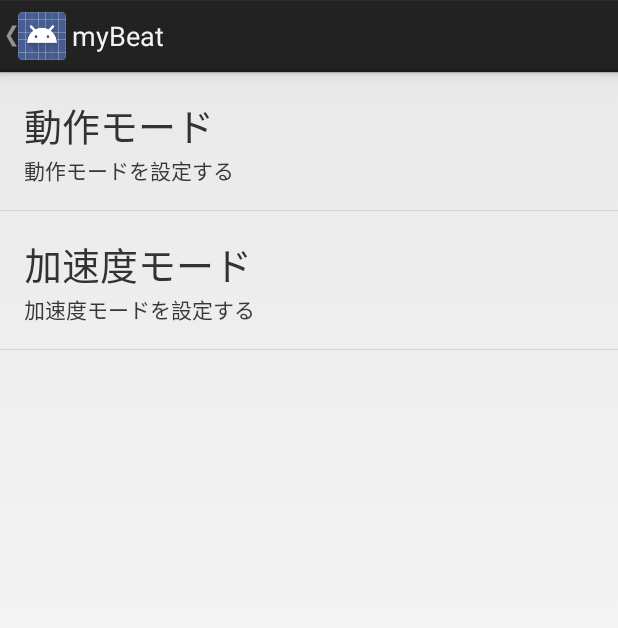
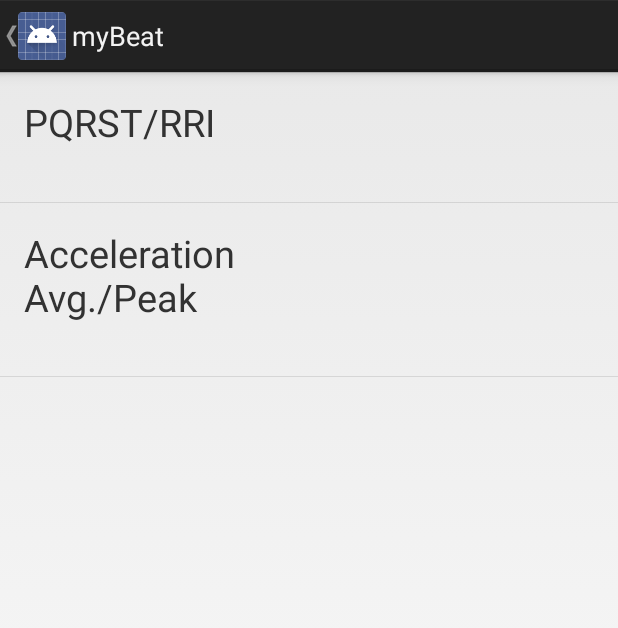
Before and after one commit to myBeat/WHS-2-Android, an Android app: the DeviceSettingActivity screen opened directly, with no data from a screen before it, on a phone screen of 412 x 824 dp. Shown: the top 628 px of the screen. Run offline under Robolectric (Android 15) with nearby library versions, the phone set to English and light mode, and no system bars; 7 statements that could not run were skipped.

Commit message:
fix: change english

```diff
--- a/Sample/SampleProject/app/src/main/java/jp/co/uniontool/whs2/DeviceSettingActivity.java
+++ b/Sample/SampleProject/app/src/main/java/jp/co/uniontool/whs2/DeviceSettingActivity.java
@@ -124,9 +124,9 @@ public class DeviceSettingActivity extends ListActivity {
 
 		mItemListAdapter = new ItemListAdapter();
 		mItemListAdapter.addDevice(new SettingItem(MODE_BEHAVIOR_INDEX,
-				getString(R.string.setting_behavior), -1, "", "動作モードを設定する"));
+				getString(R.string.setting_behavior), -1, "", ""));
 		mItemListAdapter.addDevice(new SettingItem(MODE_ACCELERATION_INDEX,
-				getString(R.string.setting_acceleration), -1, "", "加速度モードを設定する"));
+				getString(R.string.setting_acceleration), -1, "", ""));
 		setListAdapter(mItemListAdapter);
 	}
 
--- a/Sample/SampleProject/app/src/main/res/values/strings.xml
+++ b/Sample/SampleProject/app/src/main/res/values/strings.xml
@@ -20,26 +20,26 @@
     <string name="menu_scan">Scan</string>
     <string name="menu_stop">Stop</string>
 
-    <string name="setting">設定</string>
-    <string name="menu_setting">設定</string>
+    <string name="setting">Setting</string>
+    <string name="menu_setting">Setting</string>
 
     <string name="unknown">Unknown</string>
 
-    <string name="setting_pqrst">心拍波形</string>
-    <string name="setting_rri">心拍間隔</string>
+    <string name="setting_pqrst">PQRST</string>
+    <string name="setting_rri">RRI</string>
 
-    <string name="setting_acceleration_average">移動平均</string>
-    <string name="setting_acceleration_peak">ピークホールド</string>
+    <string name="setting_acceleration_average">Average</string>
+    <string name="setting_acceleration_peak">Peak hold</string>
 
-    <string name="setting_dialog_behavior">動作モードの選択</string>
-    <string name="setting_dialog_acceleration">加速度モードの選択</string>
+    <string name="setting_dialog_behavior">PQRST/RRI</string>
+    <string name="setting_dialog_acceleration">Acceleration Avg./Peak</string>
 
-    <string name="setting_behavior">動作モード</string>
-    <string name="setting_acceleration">加速度モード</string>
+    <string name="setting_behavior">PQRST/RRI</string>
+    <string name="setting_acceleration">Acceleration Avg./Peak</string>
 
-    <string name="label_pqrst">心拍波形</string>
-    <string name="label_rri">心拍間隔</string>
-    <string name="label_temperature">体表温</string>
-    <string name="label_acceleration">加速度</string>
+    <string name="label_pqrst">PQRST</string>
+    <string name="label_rri">RRI</string>
+    <string name="label_temperature">temperature</string>
+    <string name="label_acceleration">acceleration</string>
 
 </resources>
```
